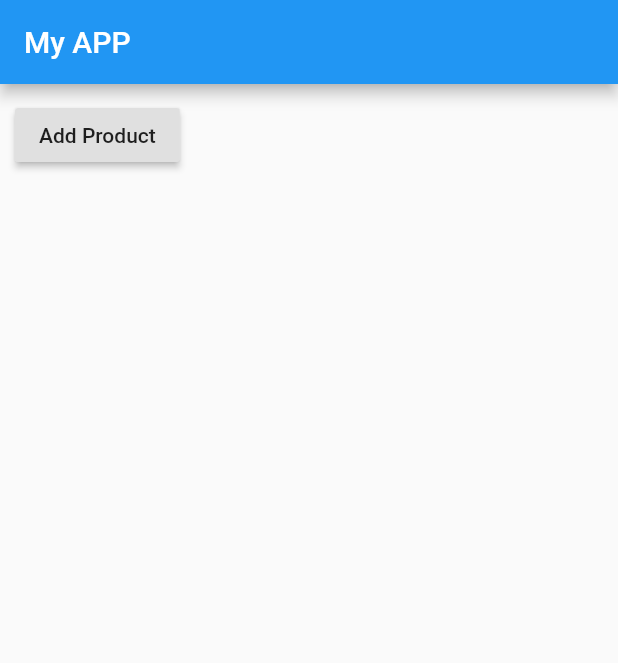
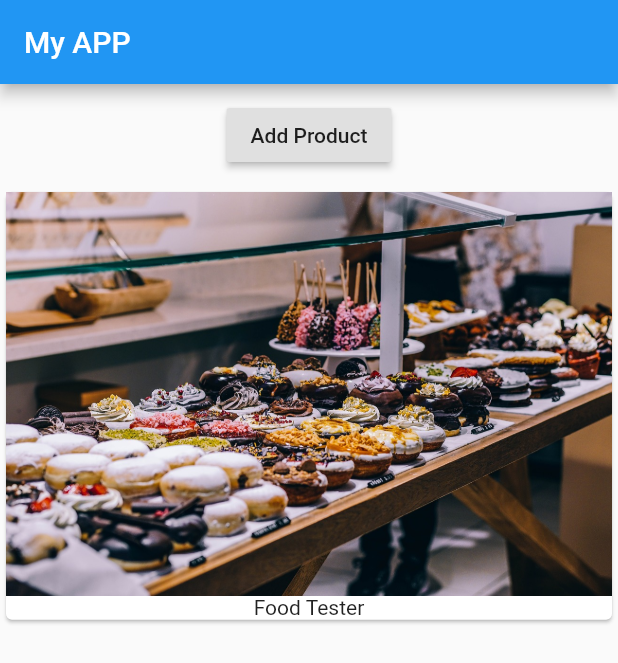
Before and after one commit to kunalindoliya/First-Flutter-App, a Flutter app: the screen it shows after launch, on a phone screen of 412 x 824 dp. Shown: the top 663 px of the screen. Run offline on Flutter 3.47's test engine with Material 2 defaults, Android fonts, the phone set to English and light mode, and no system bars.

Commit message:
Adding ProductManager Widget.

```diff
--- a/lib/main.dart
+++ b/lib/main.dart
@@ -1,17 +1,10 @@
 import 'package:flutter/material.dart';
+
+import './product_manager.dart';
 
 void main() => runApp(MyApp());
 
-class MyApp extends StatefulWidget {
-  @override
-  State<StatefulWidget> createState() {
-    // TODO: implement createState
-    return _MyAppState();
-  }
-
-}
-class _MyAppState extends State<MyApp>{
-  List<String> _products=['Food Tester'];
+class MyApp extends StatelessWidget {
   @override
   Widget build(BuildContext context) {
     return MaterialApp(
@@ -19,20 +12,7 @@ class _MyAppState extends State<MyApp>{
           appBar: AppBar(
             title: Text('My APP'),
           ),
-          body: Column(children: [
-            Container(
-                margin: EdgeInsets.all(10.0),
-                child: RaisedButton(
-                  onPressed: () {
-                    setState(() {
-                      _products.add("Advanced Food Tester");
-                    });
-                  },
-                  child: Text('Add Product'),
-                ),
-            ),
-
-          ])
+          body:ProductManager(),
       ),
     );
   }
--- /dev/null
+++ b/lib/product_manager.dart
@@ -0,0 +1,31 @@
+import 'package:flutter/material.dart';
+
+import './products.dart';
+
+class ProductManager extends StatefulWidget {
+  @override
+  State<StatefulWidget> createState() {
+    // TODO: implement createState
+    return _ProductManagerState();
+  }
+}
+
+class _ProductManagerState extends State<ProductManager> {
+  List<String> _products = ['Food Tester'];
+  @override
+  Widget build(BuildContext context) {
+    return Column(children:[ Container(
+      margin: EdgeInsets.all(10.0),
+      child: RaisedButton(
+        onPressed: () {
+          setState(() {
+            _products.add("Advanced Food Tester");
+          });
+        },
+        child: Text('Add Product'),
+      ),
+    ),
+      Product(_products),
+    ]);
+  }
+}
```
